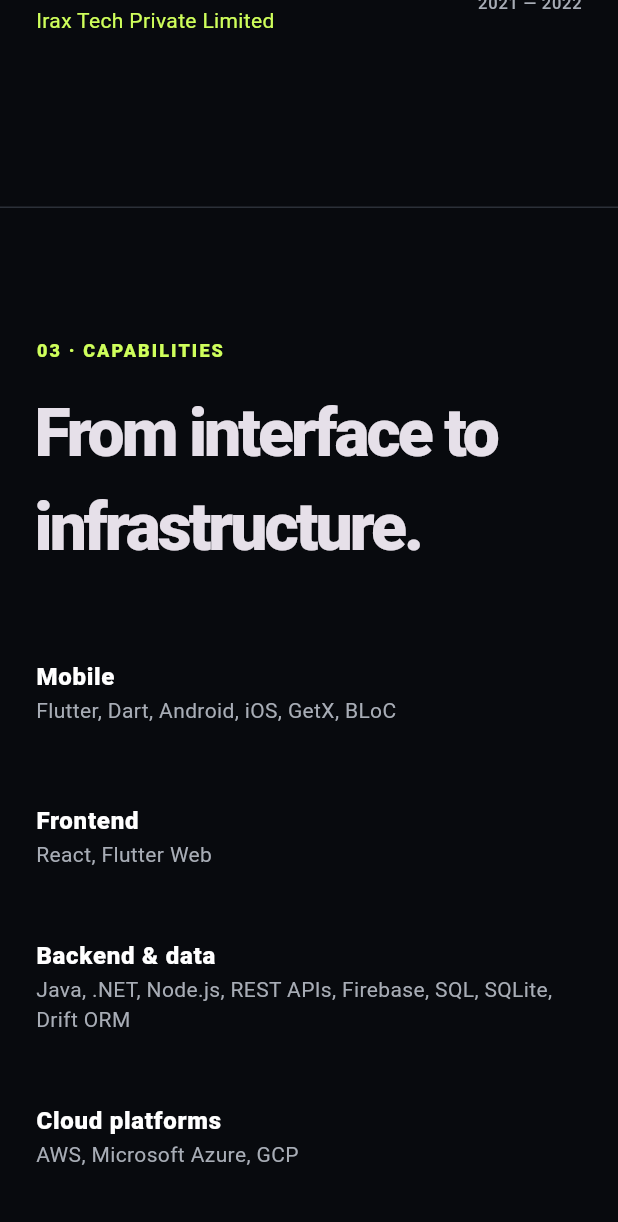
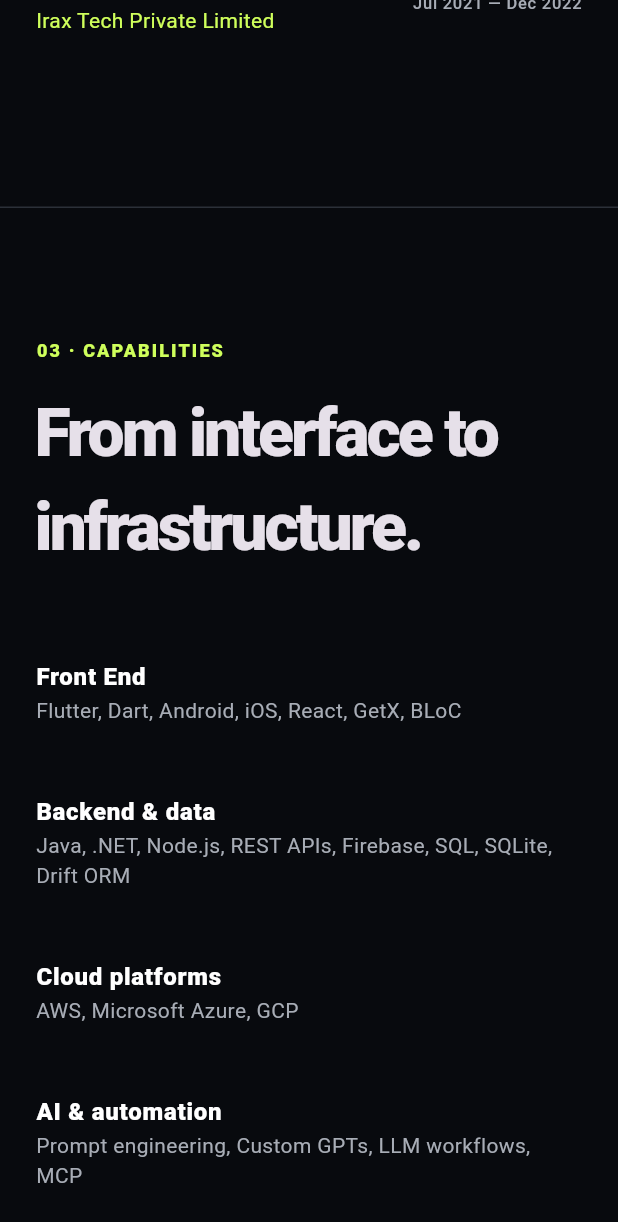
Before and after one commit to Yatheendra379/Portfolio, a Flutter app: the screen it shows after launch, scrolled down 3456 dp, on a phone screen of 412 x 824 dp. Shown: the top 1222 px of the screen. Run offline on Flutter 3.47's test engine with Material 3 defaults, Android fonts, the phone set to English and light mode, and no system bars; missing offline and left inert: dart:html.

Commit message:
Clarify experience dates and front-end skills

```diff
--- a/lib/main.dart
+++ b/lib/main.dart
@@ -321,8 +321,16 @@
             'Principal Developer',
             'Heera Edutech Private Limited',
           ),
-          ('2023 — 2024', 'Senior Software Developer', 'BitsSens Technologies'),
-          ('2021 — 2022', 'Software Engineer', 'Irax Tech Private Limited'),
+          (
+            'Jan 2023 — Jan 2024',
+            'Senior Software Developer',
+            'BitsSens Technologies',
+          ),
+          (
+            'Jul 2021 — Dec 2022',
+            'Software Engineer',
+            'Irax Tech Private Limited',
+          ),
         ])
           ListTile(
             contentPadding: const EdgeInsets.symmetric(vertical: 14),
@@ -345,8 +353,7 @@
         const Heading('03 · CAPABILITIES', 'From interface to infrastructure.'),
         const SizedBox(height: 30),
         for (final x in [
-          ('Mobile', 'Flutter, Dart, Android, iOS, GetX, BLoC'),
-          ('Frontend', 'React, Flutter Web'),
+          ('Front End', 'Flutter, Dart, Android, iOS, React, GetX, BLoC'),
           (
             'Backend & data',
             'Java, .NET, Node.js, REST APIs, Firebase, SQL, SQLite, Drift ORM',
```
